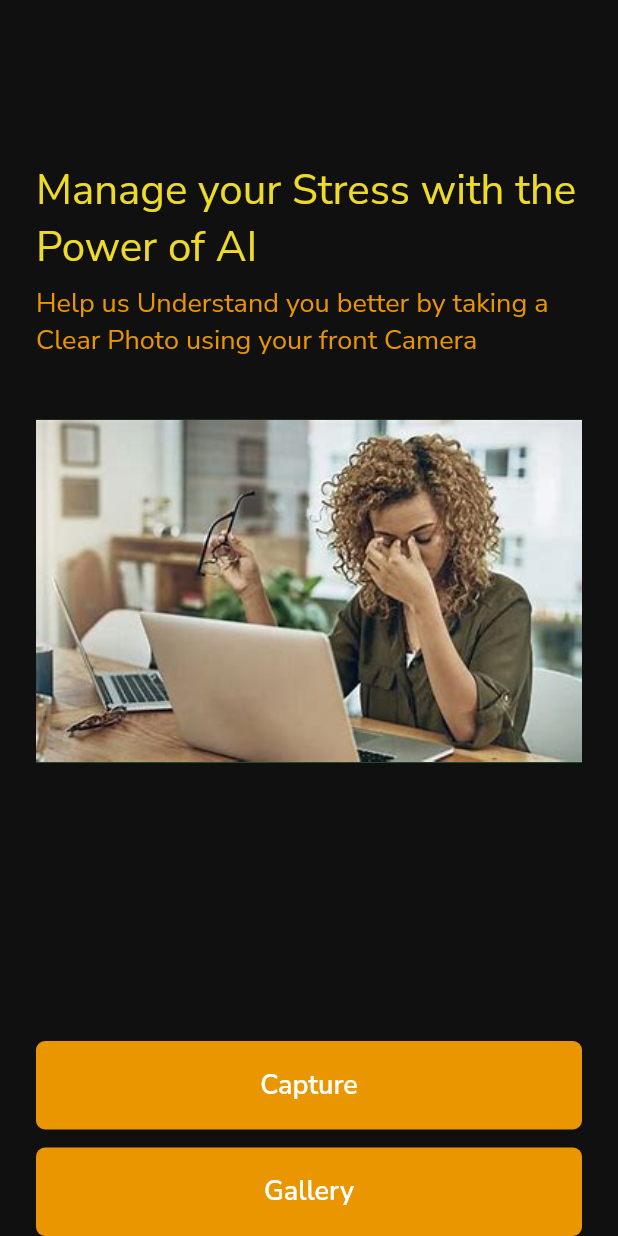
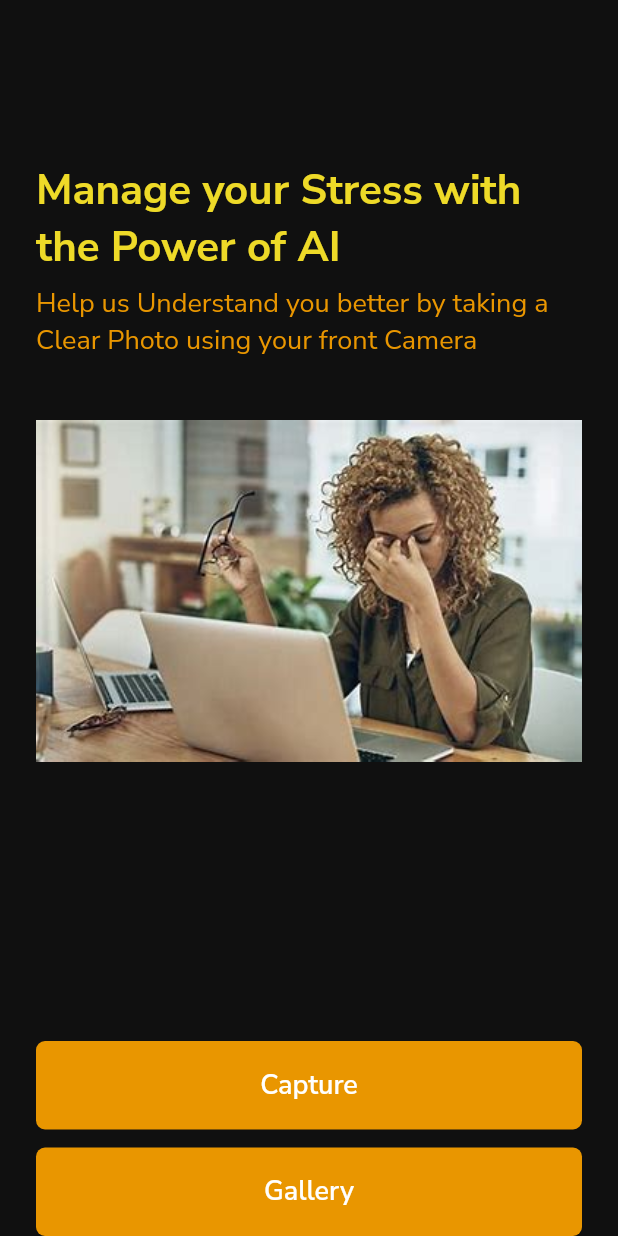
Before and after one commit to danphilos/Stress-Management-Application, a Flutter app: the screen it shows after launch, on a phone screen of 412 x 824 dp. Run offline on Flutter 3.47's test engine with Material 2 defaults, Android fonts, the phone set to English and light mode, and no system bars; our stand-ins replace animated_splash_screen, image_picker, page_transition; missing offline and left inert: tflite.

Commit message:
Structure Refactor

```diff
--- a/lib/main.dart
+++ b/lib/main.dart
@@ -2,10 +2,12 @@ import 'package:flutter/material.dart';
 import 'package:stress_management_app/screens/splashscreen.dart';
 
 void main() {
-  runApp(MyApp());
+  runApp(const MyApp());
 }
 
 class MyApp extends StatelessWidget {
+  const MyApp({super.key});
+
   @override
   Widget build (BuildContext context) {
     return MaterialApp(
--- a/lib/screens/Home.dart
+++ b/lib/screens/Home.dart
@@ -6,6 +6,8 @@ import 'dart:io';
 import 'package:stress_management_app/components/button.dart';
 
 class Home extends StatefulWidget {
+  const Home({super.key});
+
   @override
   _HomeState createState() => _HomeState();
 }
@@ -19,7 +21,7 @@ class _HomeState extends State<Home> {
   //List<Map<String, dynamic>> _output = [];
   final picker = ImagePicker(); //Allows picking image from galler or camera
 
-  //@override
+  @override
   void initState() {
     super.initState();
     loadModel();
@@ -106,49 +108,44 @@ class _HomeState extends State<Home> {
               children: [
                 const Text(
               'Manage your Stress with the Power of AI',
-              style: TextStyle(color: Color(0xffeeda28), fontSize: 28),
+              style: TextStyle(color: Color(0xffeeda28), fontSize: 28, fontWeight: FontWeight.bold),
             ),
             const SizedBox(height: 6),
             const Text(
               'Help us Understand you better by taking a Clear Photo using your front Camera',
               style: TextStyle(
                 color: Color(0xffe99600),
-                fontWeight: FontWeight.w500,
+                fontWeight: FontWeight.normal,
                 fontSize: 18,
               ),
             ),
             const SizedBox(height: 40),
             Container(
-              color: Colors.green,
               child: _loading
-                  ? Container(
+                  ? SizedBox(
                       width: 500,
                       child: Column(
                         children: <Widget>[
                           Image.asset('assets/stress3.jpg'),
                         ],
                       ))
-                  : Container(
-                      child: Column(
+                  : Column(
                     children: <Widget>[
                       Image.file(_image),
                       const SizedBox(height: 20),
-                          _output != null
-                              ? Text(
+                      Text(
                               '${_output[0]['label']}',
                               style: const TextStyle(
                                   color: Colors.white, fontSize: 20),
-                                )
-                              : Container(),
+                            ),
                       const SizedBox(height: 10),
                     ],
-                      ),
                   ),
             ),
               ],
             ),
             const SizedBox(height: 50,),
-            Container(
+            SizedBox(
                 width: MediaQuery.of(context).size.width,
                 child: Column(
                   children: <Widget>[
--- a/lib/screens/splashscreen.dart
+++ b/lib/screens/splashscreen.dart
@@ -1,6 +1,6 @@
 import 'package:flutter/cupertino.dart';
 import 'package:flutter/material.dart';
-import 'package:stress_management_app/screens/Home.dart';
+import 'package:stress_management_app/screens/home.dart';
 import 'package:animated_splash_screen/animated_splash_screen.dart';
 import 'package:page_transition/page_transition.dart';
 
@@ -17,12 +17,8 @@ class _MySplashState extends State <MySplash> {
   Widget build(BuildContext context) {
     return AnimatedSplashScreen(
       duration: 3000,
-
-      //splash: Icons.home,
-
       splash: const Column(
         children: [
-          //Image.asset('assets/stress3.jpg'),
           Text(
             'MindSuavie',
             style: TextStyle(
@@ -40,17 +36,13 @@ class _MySplashState extends State <MySplash> {
               color: Color(0xffe99600),
             ),
           ),
-
-
         ],
       ),
-
 
       splashTransition: SplashTransition.decoratedBoxTransition,
       pageTransitionType: PageTransitionType.fade,
       animationDuration: const Duration(seconds: 2),
-      nextScreen: Home(),
-      //backgroundColor: Colors.black,
+      nextScreen: const Home(),
     );
 
   }
```
Also changed, not shown: pubspec.yaml (+5 -14 lines), flutter_02.png (deleted), pubspec.lock. Lines whose indentation alone changed are shown as unchanged.
